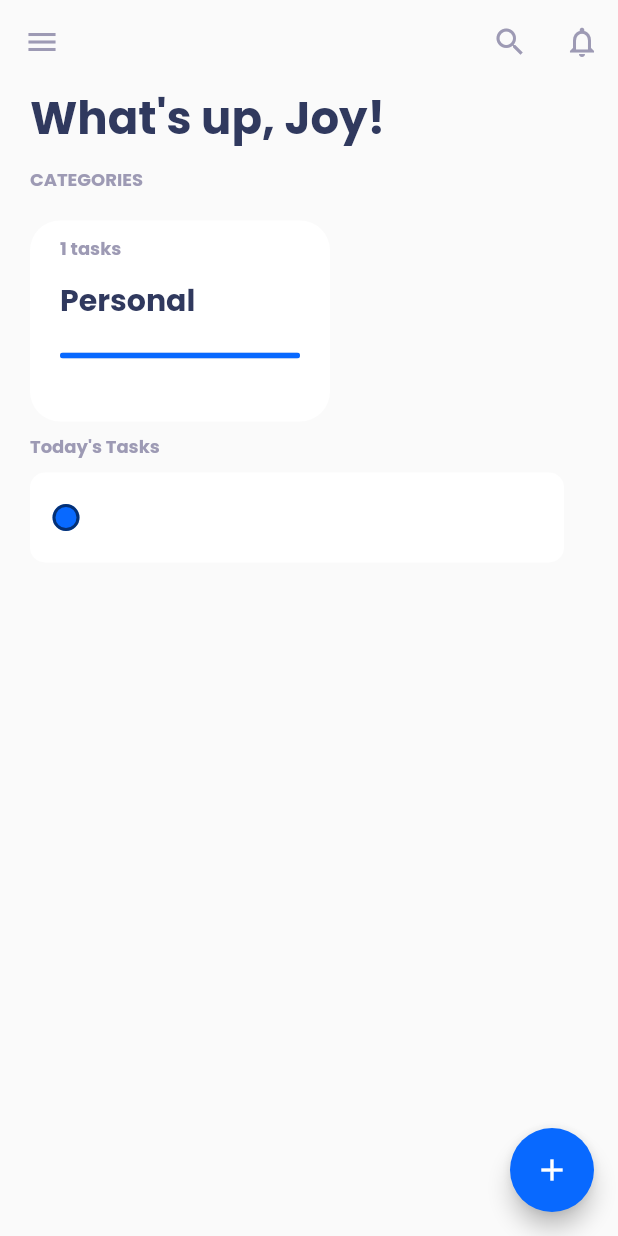
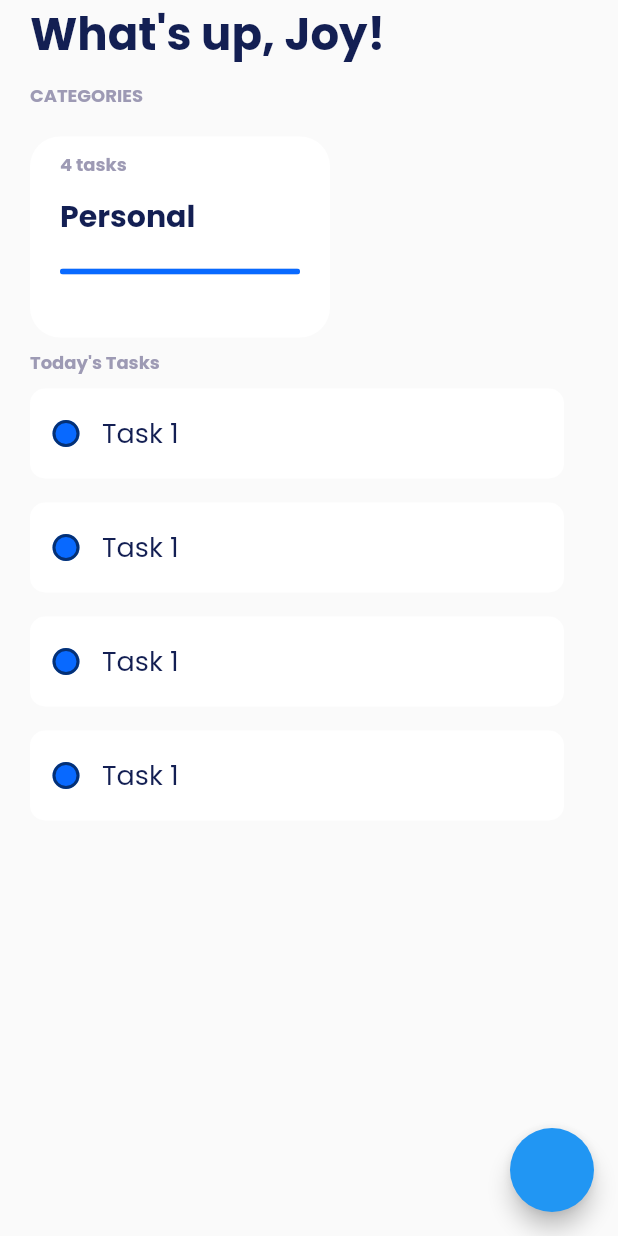
Before and after one commit to Dojdk/ToDo, a Flutter app: the AddTaskPage screen opened by its route, after a tap on "New Task", on a phone screen of 412 x 824 dp. Run offline on Flutter 3.47's test engine with Material 2 defaults, Android fonts, the phone set to English and light mode, and no system bars; our stand-ins replace bloc, flutter_bloc.

Commit message:
Starting to change logic to work with cubit

```diff
--- a/lib/bloc/task_bloc.dart
+++ /dev/null
@@ -1,73 +0,0 @@
-import 'package:bloc/bloc.dart';
-import 'package:equatable/equatable.dart';
-import 'package:meta/meta.dart';
-
-import '../models/task.dart';
-
-part 'task_event.dart';
-part 'task_state.dart';
-
-class TaskBloc extends Bloc<TaskEvent, TaskState> {
-  TaskBloc() : super(const TaskState()) {
-    on<TaskLoadEvent>((event, emit) {});
-
-    on<AddTask>((event, emit) {
-      final state = this.state;
-      final allTasks = state.allTasks;
-
-      emit(
-        TaskState(
-          allTasks: List.from(state.allTasks)
-            ..insert(
-                0,
-                Task(
-                    id: '${allTasks.length + 1}',
-                    tasktype: event.tasktype,
-                    name: event.taskname)),
-        ),
-      );
-    });
-
-    on<TaskUpdate>((event, emit) {
-      final state = this.state;
-      final task = event.task;
-      final index = state.allTasks.indexOf(task);
-      List<Task> allTasks = List.from(state.allTasks)..remove(task);
-      task.isDone == false
-          ? allTasks.insert(index, task.copyWith(isDone: true))
-          : allTasks.insert(index, task.copyWith(isDone: false));
-      emit(
-        TaskState(
-          allTasks: allTasks,
-        ),
-      );
-    });
-
-    on<DeleteTask>(
-      (event, emit) {
-        final state = this.state;
-        final task = event.task;
-        List<Task> allTasks = List.from(state.allTasks)..remove(task);
-        emit(
-          TaskState(
-            allTasks: allTasks,
-          ),
-        );
-      },
-    );
-
-    on<UndoDelteTask>(
-      (event, emit) {
-        final state = this.state;
-        final task = event.task;
-        final index = event.index;
-        List<Task> allTasks = List.from(state.allTasks)..insert(index, task);
-        emit(
-          TaskState(
-            allTasks: allTasks,
-          ),
-        );
-      },
-    );
-  }
-}
--- a/lib/bloc/task_event.dart
+++ /dev/null
@@ -1,50 +0,0 @@
-part of 'task_bloc.dart';
-
-@immutable
-abstract class TaskEvent extends Equatable {
-  const TaskEvent();
-  @override
-  List<Object> get props => [];
-}
-
-class TaskLoadEvent extends TaskEvent {}
-
-class AddTask extends TaskEvent {
-  final String taskname;
-  final Tasktype tasktype;
-
-  const AddTask({required this.taskname, required this.tasktype,});
-
-  @override
-  List<Object> get props => [
-    taskname,tasktype,
-  ];
-}
-
-class TaskUpdate extends TaskEvent {
-  final Task task;
-
-  const TaskUpdate({required this.task});
-
-  @override
-  List<Object> get props => [task];
-}
-
-class DeleteTask extends TaskEvent {
-  final Task task;
-
-  const DeleteTask({required this.task});
-
-  @override
-  List<Object> get props => [task];
-}
-
-class UndoDelteTask extends TaskEvent {
-  final Task task;
-  final int index;
-
-  const UndoDelteTask({required this.index, required this.task});
-
-  @override
-  List<Object> get props => [task];
-}
--- a/lib/bloc/task_state.dart
+++ /dev/null
@@ -1,27 +0,0 @@
-part of 'task_bloc.dart';
-
-@immutable
-class TaskState extends Equatable {
-  final List<Task> allTasks;
-  const TaskState({this.allTasks = const <Task>[]});
-
-  @override
-  List<Object> get props => [allTasks];
-}
-
-class TaskInitial extends TaskState {
-  const TaskInitial({List<Task> allTasks = const <Task>[]});
-  @override
-  List<Object> get props => [allTasks];
-}
-
-class TaskLoading extends TaskState {}
-
-class TaskLoaded extends TaskState {
-  final List<Task> tasklist;
-
-  const TaskLoaded([this.tasklist = const []]);
-
-  @override
-  List<Object> get props => [tasklist];
-}
--- /dev/null
+++ b/lib/cubit/task_cubit.dart
@@ -0,0 +1,39 @@
+import 'package:bloc/bloc.dart';
+
+import '../models/task.dart';
+
+part 'task_state.dart';
+
+class TaskCubit extends Cubit<TaskState> {
+  TaskCubit() : super(TaskInitial());
+
+  void loadTasks() async {
+    emit(TaskLoading());
+    await Future.delayed(Duration(seconds: 1));
+    emit(TaskLoaded([
+      Task(id: '1',name: 'Task 1',tasktype: Tasktype.personal,isDone: false),
+      Task(id: '1',name: 'Task 1',tasktype: Tasktype.personal,isDone: false),
+      Task(id: '1',name: 'Task 1',tasktype: Tasktype.personal,isDone: false),
+      Task(id: '1',name: 'Task 1',tasktype: Tasktype.personal,isDone: false),
+    ]));
+  }
+
+  void addTask(Task task) {
+    final state = this.state;
+    if (state is TaskLoaded) {
+      final tasks = state.tasks;
+      tasks.add(task);
+      emit(TaskLoaded(tasks));
+    }
+  }
+
+  void removeTask(Task task) {
+    final state = this.state;
+    if (state is TaskLoaded) {
+      final tasks = state.tasks;
+      tasks.remove(task);
+      emit(TaskLoaded(tasks));
+    }
+  }
+
+}
--- /dev/null
+++ b/lib/cubit/task_state.dart
@@ -0,0 +1,13 @@
+part of 'task_cubit.dart';
+
+abstract class TaskState {}
+
+class TaskInitial extends TaskState {}
+
+class TaskLoading extends TaskState {}
+
+class TaskLoaded extends TaskState {
+  final List<Task> tasks;
+
+  TaskLoaded(this.tasks);
+}
--- a/lib/main.dart
+++ b/lib/main.dart
@@ -1,10 +1,10 @@
 import 'package:flutter/material.dart';
 import 'package:todo/theme/colors.dart';
-import 'bloc/task_bloc.dart';
 import 'package:flutter_bloc/flutter_bloc.dart';
 
 import '../pages/homepage.dart';
 import '../pages/addtask.dart';
+import 'cubit/task_cubit.dart';
 
 void main() {
   runApp(const MyApp());
@@ -15,14 +15,14 @@ class MyApp extends StatelessWidget {
   @override
   Widget build(BuildContext context) {
     return BlocProvider(
-      create: (context) => TaskBloc(),
+      create: (context) => TaskCubit(),
       child: MaterialApp(
         debugShowCheckedModeBanner: false,
         title: 'ToDo App',
         theme: ThemeData(
           fontFamily: 'Poppins',
           textTheme: const TextTheme(
-            headline5: TextStyle(
+            headlineSmall: TextStyle(
               fontSize: 12,
               color: fancygrey,
               fontWeight: FontWeight.bold,
--- a/lib/models/task.dart
+++ b/lib/models/task.dart
@@ -1,12 +1,9 @@
-// ignore_for_file: public_member_api_docs, sort_constructors_first
-import 'package:equatable/equatable.dart';
-
 enum Tasktype {
   business,
   personal,
 }
 
-class Task extends Equatable {
+class Task {
   final String id;
   final String name;
   bool isDone;
@@ -18,10 +15,6 @@ class Task extends Equatable {
     required this.name,
     this.isDone = false,
   });
-
-  @override
-  List<Object?> get props => [id, name, isDone, tasktype];
-
   static List<Task> tasklist = [
     Task(id: '1', tasktype: Tasktype.personal, name: 'Buy Milk'),
     Task(id: '2', tasktype: Tasktype.business, name: 'Buy Eggs'),
@@ -29,18 +22,4 @@ class Task extends Equatable {
     Task(id: '4', tasktype: Tasktype.business, name: 'Buy Butter'),
     Task(id: '5', tasktype: Tasktype.personal, name: 'Buy Cheese'),
   ];
-
-  Task copyWith({
-    String? id,
-    String? name,
-    bool? isDone,
-    Tasktype? tasktype,
-  }) {
-    return Task(
-      id: id ?? this.id,
-      name: name ?? this.name,
-      isDone: isDone ?? this.isDone,
-      tasktype: tasktype ?? this.tasktype,
-    );
-  }
 }
--- a/lib/pages/addtask.dart
+++ b/lib/pages/addtask.dart
@@ -1,9 +1,8 @@
 import 'package:flutter/material.dart';
-import 'package:flutter_bloc/flutter_bloc.dart';
 import 'package:todo/models/task.dart';
 import 'package:todo/widgets/addtask/dropdown.dart';
 
-import '../bloc/task_bloc.dart';
+import '../cubit/task_cubit.dart';
 import '../theme/colors.dart';
 
 class AddTaskPage extends StatefulWidget {
@@ -22,6 +21,8 @@ class _AddTaskPageState extends State<AddTaskPage> {
   }
 
   final controller = TextEditingController();
+
+  final taskCubit = TaskCubit();
 
   @override
   Widget build(BuildContext context) {
@@ -88,10 +89,7 @@ class _AddTaskPageState extends State<AddTaskPage> {
                       ),
                     ),
                     onPressed: () {
-                      context.read<TaskBloc>().add(
-                            AddTask(
-                                taskname: controller.text, tasktype: tasktype),
-                          );
+                      taskCubit.loadTasks();
                       Navigator.of(context).pop();
                     },
                     child: const Text('New Task'),
--- a/lib/pages/homepage.dart
+++ b/lib/pages/homepage.dart
@@ -1,83 +1,38 @@
 import 'package:flutter/material.dart';
 import 'package:flutter_bloc/flutter_bloc.dart';
+import 'package:todo/models/task.dart';
 import 'package:todo/widgets/home/categories.dart';
 import 'package:todo/widgets/home/tasklist.dart';
 
-import '../bloc/task_bloc.dart';
-import '../models/task.dart';
+import '../cubit/task_cubit.dart';
 import '../theme/colors.dart';
-
-import 'addtask.dart';
 
 class HomePage extends StatelessWidget {
   const HomePage({super.key});
 
   @override
   Widget build(BuildContext context) {
-    return BlocBuilder<TaskBloc, TaskState>(
+    BlocProvider.of<TaskCubit>(context).loadTasks();
+    return Scaffold(
+      floatingActionButton: FloatingActionButton(
+        onPressed: () {
+          BlocProvider.of<TaskCubit>(context).addTask(
+              Task(id: '1', tasktype: Tasktype.personal, name: 'name'));
+        },
+        foregroundColor: Colors.white,
+      ),
+      body: SafeArea(
+        child: BlocBuilder<TaskCubit, TaskState>(
           builder: (context, state) {
-        List<Task> tasks = state.allTasks;
-
-        Widget bodyWithoutText() {
-          return Expanded(
-            child: Column(
-              crossAxisAlignment: CrossAxisAlignment.start,
-              children: [
-                Text(
-                  'CATEGORIES',
-                  style: Theme.of(context).textTheme.headline5,
-                ),
-                const SizedBox(height: 10),
-                SizedBox(height: 150, child: CategoriesList(tasks: tasks)),
-                Text(
-                  'Today\'s Tasks',
-                  style: Theme.of(context).textTheme.headline5,
-                ),
-                Expanded(
-                    child: TaskList(
-                  tasks: tasks,
-                )),
-              ],
-            ),
+            if (state is TaskLoading) {
+              return const Center(
+                child: CircularProgressIndicator(),
               );
             }
-
-        return Scaffold(
-          appBar: AppBar(
-            elevation: 0,
-            leading: const Icon(Icons.menu, color: fancygrey),
-            actions: [
-              IconButton(
-                icon: const Icon(Icons.search, color: fancygrey),
-                onPressed: () {
-                  context.read<TaskBloc>().add(const AddTask(
-                        taskname: 'test',
-                        tasktype: Tasktype.personal,
-                      ));
-                },
-              ),
-              IconButton(
-                icon:
-                    const Icon(Icons.notifications_outlined, color: fancygrey),
-                onPressed: () {
-                  context.read<TaskBloc>().add(const AddTask(
-                        tasktype: Tasktype.business,
-                        taskname: 'test',
-                      ));
-                },
-              ),
-            ],
-          ),
-          floatingActionButton: FloatingActionButton(
-            onPressed: () {
-              Navigator.of(context).pushNamed(AddTaskPage.routeName);
-            },
-            backgroundColor: blue,
-            child: const Icon(
-              Icons.add,
-            ),
-          ),
-          body: Padding(
+            if (state is TaskLoaded) {
+              final tasks = state.tasks;
+              if (tasks.isEmpty) return _noTask();
+              return Padding(
                 padding: const EdgeInsets.symmetric(horizontal: 20.0),
                 child: Column(
                   crossAxisAlignment: CrossAxisAlignment.start,
@@ -91,20 +46,71 @@ class HomePage extends StatelessWidget {
                       ),
                     ),
                     const SizedBox(height: 10),
-                tasks.isEmpty
-                    ? const Center(
+                    Expanded(
+                      child: Column(
+                        crossAxisAlignment: CrossAxisAlignment.start,
+                        children: [
+                          Text(
+                            'CATEGORIES',
+                            style: Theme.of(context).textTheme.headlineSmall,
+                          ),
+                          const SizedBox(height: 10),
+                          SizedBox(
+                              height: 150, child: CategoriesList(tasks: tasks)),
+                          Text(
+                            'Today\'s Tasks',
+                            style: Theme.of(context).textTheme.headlineSmall,
+                          ),
+                          Expanded(
+                            child: TaskList(
+                              tasks: tasks,
+                            ),
+                          ),
+                        ],
+                      ),
+                    ),
+                  ],
+                ),
+              );
+            } else {
+              return Padding(
+                padding: const EdgeInsets.symmetric(horizontal: 20.0),
+                child: Column(
+                  crossAxisAlignment: CrossAxisAlignment.start,
+                  children: const [
+                    Text(
+                      'What\'s up, Joy!',
+                      style: TextStyle(
+                        color: fancyblack,
+                        fontSize: 30,
+                        fontWeight: FontWeight.bold,
+                      ),
+                    ),
+                    SizedBox(height: 10),
+                    Center(
                       child: Text(
                         'No tasks yet\nAdd Task by tapping on blue button',
                         textAlign: TextAlign.center,
                         style: TextStyle(fontSize: 25),
                       ),
-                      )
-                    : bodyWithoutText(),
+                    ),
                   ],
+                ),
+              );
+            }
+          },
         ),
       ),
     );
-      },
+  }
+}
+
+Widget _noTask() {
+  return const Center(
+    child: Text(
+      'No tasks yet\nAdd Task by tapping on blue button',
+      textAlign: TextAlign.center,
+      style: TextStyle(fontSize: 25),
+    ),
   );
 }
-}
--- a/lib/theme/colors.dart
+++ b/lib/theme/colors.dart
@@ -1,6 +1,6 @@
 import 'package:flutter/material.dart';
 
 const fancygrey = Color(0xFF9D9AB4);
-const fancyblack = Color(0xFF30395e);
+const fancyblack = Color(0xFF131F53);
 const pink = Color(0xffDE19EF);
 const blue = Color(0xff0869FF);
--- a/pubspec.yaml
+++ b/pubspec.yaml
@@ -62,8 +62,8 @@ flutter:
   uses-material-design: true
 
   # To add assets to your application, add an assets section, like this:
-  assets:
-    - assets/images/
+  # assets:
+  #   - assets/images/
   #   - images/a_dot_ham.jpeg
 
   # An image asset can refer to one or more resolution-specific "variants", see
```
Also changed, not shown: lib/widgets/home/listitem.dart (+6 -11 lines), lib/theme/textstyle.dart (added), pubspec.lock, 1 other file. Lines whose indentation alone changed are shown as unchanged.
